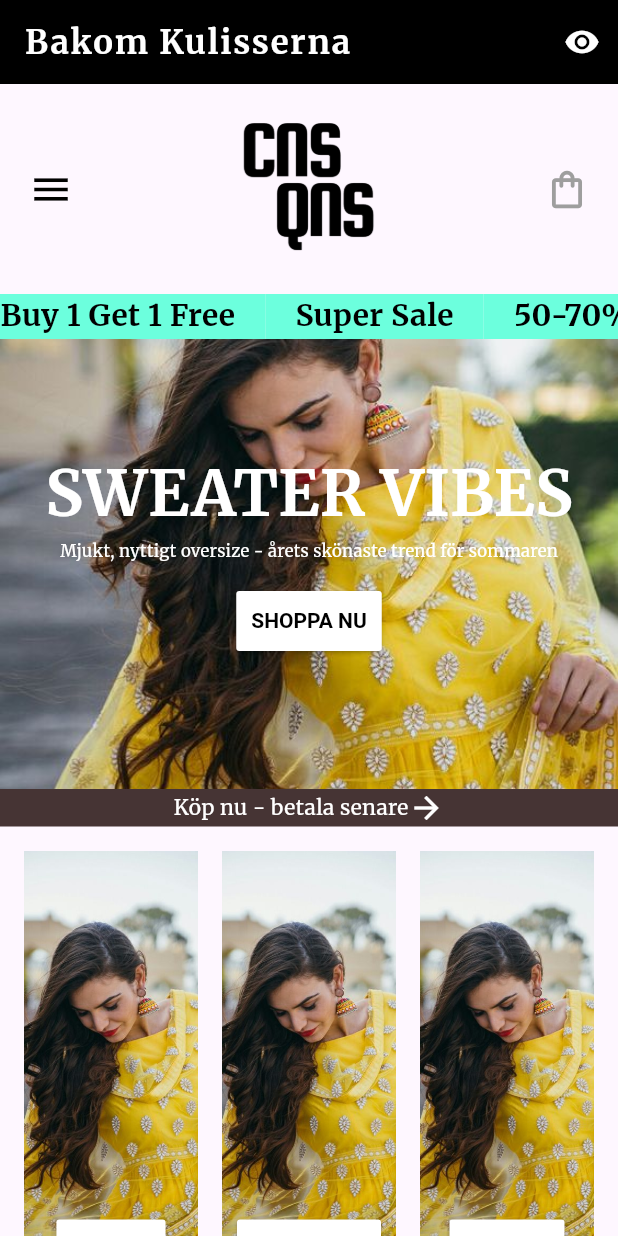
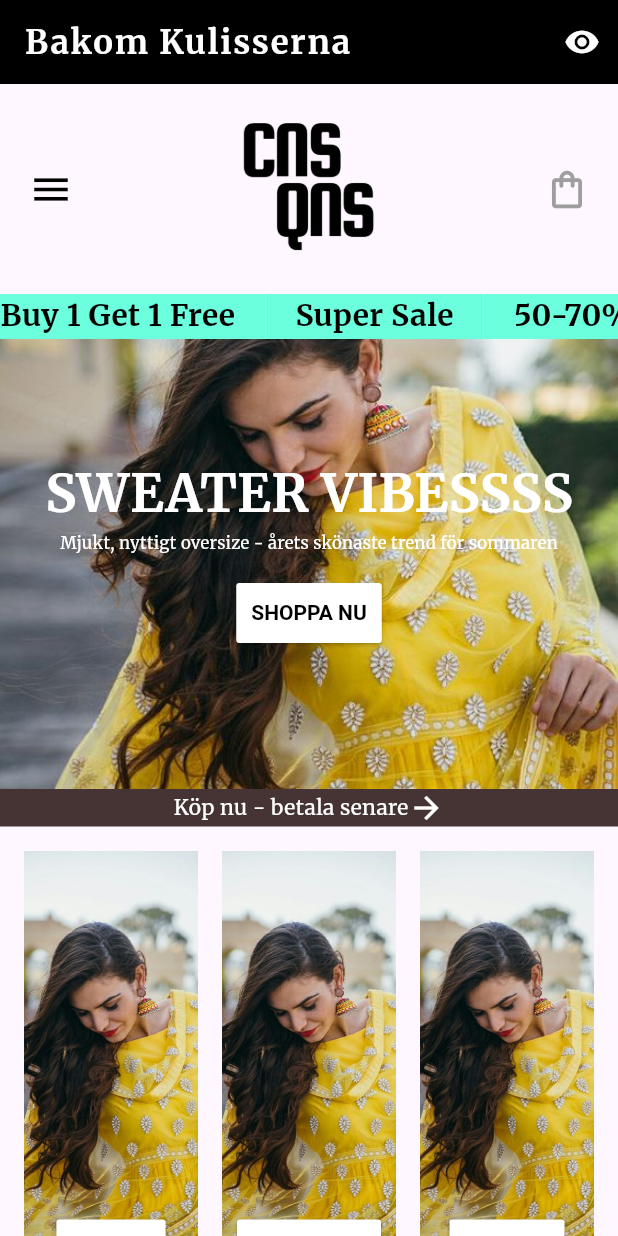
Before and after one commit to Jimleskog/bakom_kulisserna, a Flutter app: the screen it shows after launch, on a phone screen of 412 x 824 dp. Run offline on Flutter 3.47's test engine with Material 3 defaults, Android fonts, the phone set to English and light mode, and no system bars; our stand-ins replace google_fonts.

Commit message:
Update fashionwidgets.dart

```diff
--- a/lib/jannika/fashionwidgets.dart
+++ b/lib/jannika/fashionwidgets.dart
@@ -14,7 +14,7 @@
     buildRollingBanner(fashionBannerTexts, controller),
     buildPictureWholeScreeenWidget(
         buildAssetString('pic.jpg'),
-        'SWEATER VIBES',
+        'SWEATER VIBESSSS',
         'Mjukt, nyttigt oversize - årets skönaste trend för sommaren',
         'SHOPPA NU'),
     buildsmallContainerBanner('Köp nu - betala senare'),
```
